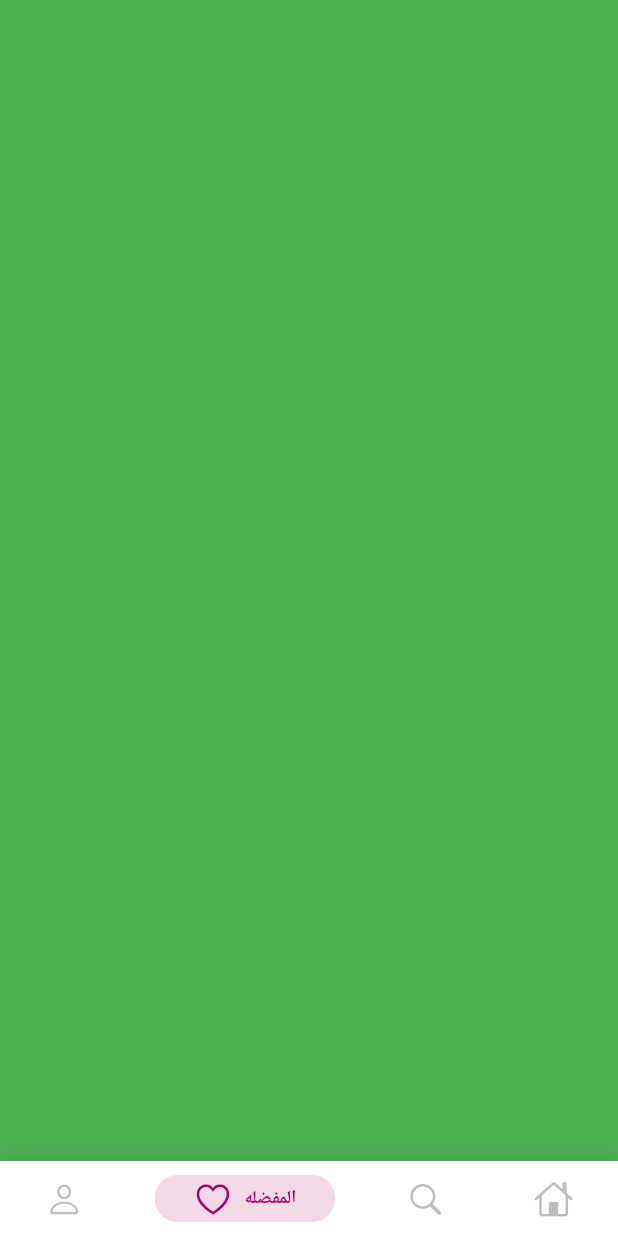
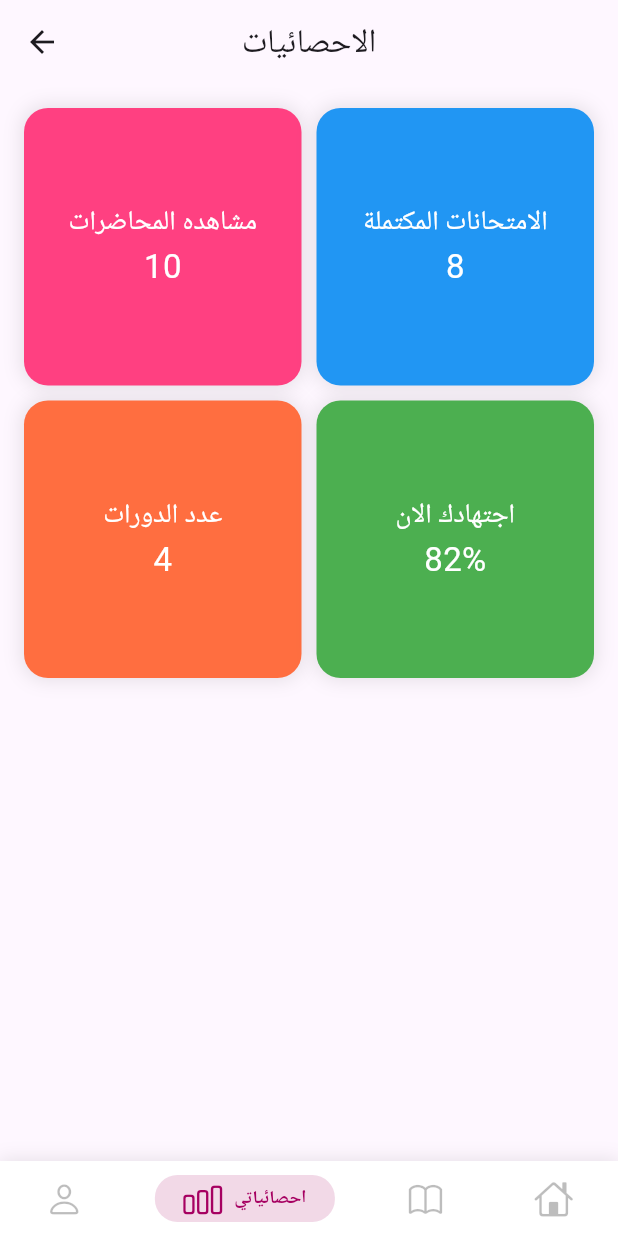
Before and after one commit to ahmed3zzt/easy_academy, a Flutter app: the BottomNavBar screen opened directly, item 2 of the bottom bar chosen, on a phone screen of 412 x 824 dp. Run offline on Flutter 3.47's test engine with Material 3 defaults, Android fonts, the phone set to English and light mode, and no system bars; drawn by our look-alikes of persistent_bottom_nav_bar; our stand-ins replace buttons_tabbar, carousel_slider, device_preview, google_fonts, unicons; network calls fail; Roboto replaces fonts that are missing (Rakkas).

Commit message:
[Feature] End All Main Pages Home , My Courses , Stats , Profile UI

```diff
--- /dev/null
+++ b/lib/features/Home/features/stats/view/stats_page.dart
@@ -0,0 +1,107 @@
+import 'package:flutter/cupertino.dart';
+import 'package:flutter/material.dart';
+
+class StatsPage extends StatelessWidget {
+  const StatsPage({super.key});
+
+  @override
+  Widget build(BuildContext context) {
+    return Scaffold(
+      appBar: AppBar(
+        title: const Text("الاحصائيات"),
+        centerTitle: true,
+      ),
+      body:  Center(
+        child: Padding(
+          padding: const EdgeInsets.all(16.0),
+          child: GridView(
+            physics: const NeverScrollableScrollPhysics(),
+            gridDelegate: const SliverGridDelegateWithFixedCrossAxisCount(crossAxisCount: 2, mainAxisSpacing: 10, crossAxisSpacing: 10),
+          children: [
+            Container(
+              decoration: BoxDecoration(
+                borderRadius: BorderRadius.circular(16),
+                color: Colors.pinkAccent,
+                boxShadow: [
+                  BoxShadow(
+                    color: Colors.black.withOpacity(0.1),
+                    spreadRadius: 1,
+                    blurRadius: 10,
+                  ),
+                ],
+              ),
+              child: const Column(
+                mainAxisAlignment: MainAxisAlignment.center,
+                children: [
+                  Text("مشاهده المحاضرات" , style: TextStyle(color: Colors.white , fontSize: 18),),
+                  Text("10" , style: TextStyle(color: Colors.white , fontSize: 22),),
+                ],
+              ),
+            ),
+            Container(
+              decoration: BoxDecoration(
+                borderRadius: BorderRadius.circular(16),
+                color: Colors.blue,
+                boxShadow: [
+                  BoxShadow(
+                    color: Colors.black.withOpacity(0.1),
+                    spreadRadius: 1,
+                    blurRadius: 10,
+                  ),
+                ],
+              ),
+              child: const Column(
+                mainAxisAlignment: MainAxisAlignment.center,
+                children: [
+                  Text("الامتحانات المكتملة" , style: TextStyle(color: Colors.white , fontSize: 18),),
+                  Text("8" , style: TextStyle(color: Colors.white , fontSize: 22),),
+                ],
+              ),
+            ),
+            Container(
+              decoration: BoxDecoration(
+                borderRadius: BorderRadius.circular(16),
+                color: Colors.deepOrangeAccent,
+                boxShadow: [
+                  BoxShadow(
+                    color: Colors.black.withOpacity(0.1),
+                    spreadRadius: 1,
+                    blurRadius: 10,
+                  ),
+                ],
+              ),
+              child: const Column(
+                mainAxisAlignment: MainAxisAlignment.center,
+                children: [
+                  Text("عدد الدورات" , style: TextStyle(color: Colors.white , fontSize: 18),),
+                  Text("4" , style: TextStyle(color: Colors.white , fontSize: 22),),
+                ],
+              ),
+            ),
+            Container(
+              decoration: BoxDecoration(
+                borderRadius: BorderRadius.circular(16),
+                color: Colors.green,
+                boxShadow: [
+                  BoxShadow(
+                    color: Colors.black.withOpacity(0.1),
+                    spreadRadius: 1,
+                    blurRadius: 10,
+                  ),
+                ],
+
+              ),
+              child: const Column(
+                mainAxisAlignment: MainAxisAlignment.center,
+                children: [
+                  Text("اجتهادك الان" , style: TextStyle(color: Colors.white , fontSize: 18),),
+                  Text("82%" , style: TextStyle(color: Colors.white , fontSize: 22),),
+                ],
+              ),
+            ),
+          ],),
+        ),
+      ),
+    );
+  }
+}
--- a/lib/features/Home/views/home_view.dart
+++ b/lib/features/Home/views/home_view.dart
@@ -1,34 +1,33 @@
-import 'dart:ffi';
-
 import 'package:easy_academy/core/constant.dart';
+import 'package:easy_academy/features/Home/features/profile/view/profile_page.dart';
 import 'package:flutter/cupertino.dart';
 import 'package:flutter/material.dart';
+import '../features/my_courses/views/my_courses_page.dart';
+import '../features/stats/view/stats_page.dart';
 import 'widgets/home_view_body.dart';
 import 'package:persistent_bottom_nav_bar/persistent_bottom_nav_bar.dart';
+
 class HomeView extends StatelessWidget {
   const HomeView({super.key});
+
   static const route = '/home';
 
   @override
   Widget build(BuildContext context) {
-    return  BottomNavBar();
+    return BottomNavBar();
   }
 }
-
-
-
 
 class BottomNavBar extends StatelessWidget {
   BottomNavBar({super.key});
 
-  final int _index = 0;
+  final List<Widget> _screens = [
+    const ProfilePage(),
+    const StatsPage(),
+    const MyCoursesPage(),
+    const HomeViewBody(),
+  ];
 
-  final List<Widget> _screens = [
-    Container(color: Colors.red,),
-    Container(color: Colors.green,),
-    Container(color: Colors.yellow,),
-    const HomeViewBody(),
-  ] ;
   final navItems = [
     PersistentBottomNavBarItem(
       icon: const Icon(CupertinoIcons.person),
@@ -37,49 +36,44 @@ class BottomNavBar extends StatelessWidget {
       inactiveColorPrimary: Colors.black26,
     ),
     PersistentBottomNavBarItem(
-      icon: const Icon(CupertinoIcons.heart),
-      title: ("المفضله"),
+      icon: const Icon(CupertinoIcons.chart_bar),
+      title: ("احصائياتي"),
       activeColorPrimary: Constants.mainColor,
       inactiveColorPrimary: Colors.black26,
     ),
     PersistentBottomNavBarItem(
-      icon: const Icon(CupertinoIcons.search),
-      title: ("البحث"),
+      icon: const Icon(CupertinoIcons.book),
+      title: ("محاضراتي"),
       activeColorPrimary: Constants.mainColor,
       inactiveColorPrimary: Colors.black26,
     ),
     PersistentBottomNavBarItem(
-      icon: const Icon(CupertinoIcons.home ),
+      icon: const Icon(CupertinoIcons.home),
       title: ("الرئيسيه"),
       activeColorPrimary: Constants.mainColor,
       inactiveColorPrimary: Colors.black26,
-
     ),
   ];
-  final PersistentTabController _controller = PersistentTabController(initialIndex:3);
+  final PersistentTabController _controller =
+      PersistentTabController(initialIndex: 3);
 
   @override
   Widget build(BuildContext context) {
     return Scaffold(
         extendBody: true,
-      body: PersistentTabView(
-        context,
+        body: PersistentTabView(context,
             controller: _controller,
             screens: _screens,
             backgroundColor: Colors.white,
             navBarHeight: 50,
             navBarStyle: NavBarStyle.style9,
-        decoration: NavBarDecoration(
-          boxShadow: [
+            decoration: NavBarDecoration(boxShadow: [
               BoxShadow(
                 color: Colors.black.withOpacity(0.1),
                 spreadRadius: 1,
                 blurRadius: 10,
               ),
-          ]
-        ),
-        items: navItems
-      )
-    );
+            ]),
+            items: navItems));
   }
 }
--- a/lib/features/Home/views/widgets/best_courses_list.dart
+++ b/lib/features/Home/views/widgets/best_courses_list.dart
@@ -64,7 +64,6 @@ class BestCoursesList extends StatelessWidget {
                   textDirection: TextDirection.rtl,
                   style: TextStyle(color: Constants.mainColor),
                 ),
-                const SizedBox(height: 10,),
                 const Padding(
                   padding: EdgeInsets.all(10.0),
                   child: Row(
```
Also changed, not shown: lib/features/Auth/views/register_view.dart (+6 -2 lines), lib/features/Auth/views/widgets/grade_selection_widget.dart (added, +63 -0 lines), lib/features/Home/features/my_courses/views/my_courses_page.dart (added, +96 -0 lines), lib/features/Home/features/profile/view/profile_page.dart (added, +142 -0 lines), lib/features/Home/views/widgets/home_view_body.dart (+58 -18 lines). Lines whose indentation alone changed are shown as unchanged.
